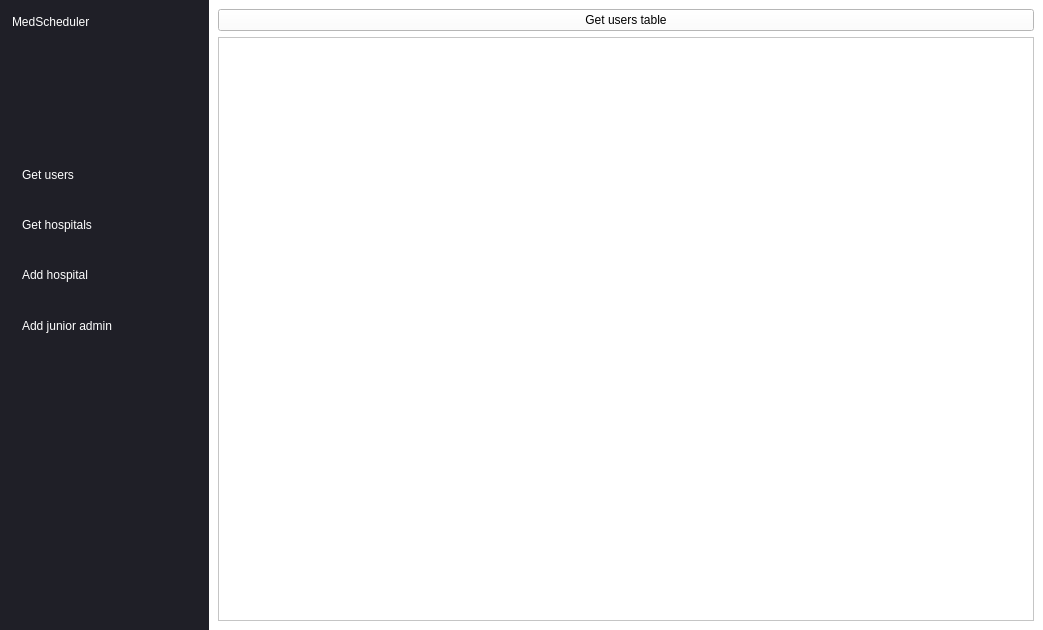
Before: the Qt Designer form QtApp/forms/senior_admin_window.ui in SanriaArgos/MedScheduler, drawn with Qt 5.
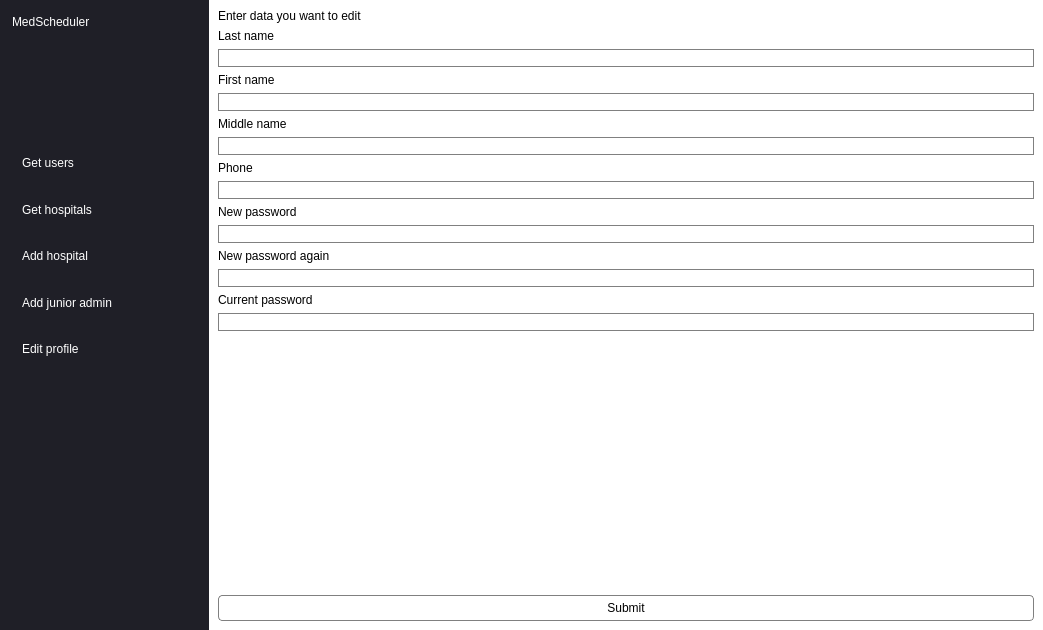
After: the same form once the commit is applied. Icons and pictures are not drawn.

Commit message: add: edit senior admin

```diff
--- a/QtApp/forms/senior_admin_window.ui
+++ b/QtApp/forms/senior_admin_window.ui
@@ -166,6 +166,9 @@
            <verstretch>10</verstretch>
           </sizepolicy>
          </property>
+         <property name="autoFillBackground">
+          <bool>false</bool>
+         </property>
          <property name="styleSheet">
           <string notr="true">QPushButton {
            color: rgb(255, 255, 255);
@@ -185,6 +188,33 @@
          </property>
         </widget>
        </item>
+       <item>
+        <widget class="QPushButton" name="pushButton">
+         <property name="sizePolicy">
+          <sizepolicy hsizetype="Minimum" vsizetype="Preferred">
+           <horstretch>0</horstretch>
+           <verstretch>10</verstretch>
+          </sizepolicy>
+         </property>
+         <property name="styleSheet">
+          <string notr="true">QPushButton {
+           color: rgb(255, 255, 255);
+         font: 15pt 'Arial';
+         text-align: left;
+          padding-left: 10%;
+        background-color: transparent;
+        border: none;
+        }
+        QPushButton:hover {
+          background-color: rgba(64, 64, 80, 100);
+          border-radius: 10px;
+        }</string>
+         </property>
+         <property name="text">
+          <string>Edit profile</string>
+         </property>
+        </widget>
+       </item>
        <item>
         <widget class="QLabel" name="label_2">
          <property name="sizePolicy">
@@ -209,12 +239,30 @@
         <verstretch>0</verstretch>
        </sizepolicy>
       </property>
-      <widget class="QWidget" name="page_get_users" native="true">
+      <property name="currentIndex">
+       <number>4</number>
+      </property>
+      <widget class="QWidget" name="page_get_users">
        <layout class="QVBoxLayout" name="verticalLayout_2">
         <item>
          <widget class="QPushButton" name="get_users_table_button">
           <property name="styleSheet">
-           <string notr="true"/>
+           <string notr="true">QPushButton {
+     background-color: white;
+    border: 1px solid gray;
+    color: black;
+    padding: 5px 10px;
+    border-radius: 4px;
+}
+
+QPushButton:hover {
+   background-color: #f0f0f0;
+    color: #000;
+}
+
+QPushButton:pressed {
+    background-color: #e0e0e0;
+}</string>
           </property>
           <property name="text">
            <string>Get users table</string>
@@ -231,8 +279,8 @@
             <rect>
              <x>0</x>
              <y>0</y>
-             <width>955</width>
-             <height>544</height>
+             <width>814</width>
+             <height>576</height>
             </rect>
            </property>
           </widget>
@@ -441,6 +489,160 @@
         </item>
        </layout>
       </widget>
+      <widget class="QWidget" name="page_edit_profile">
+       <layout class="QVBoxLayout" name="verticalLayout_6">
+        <item>
+         <widget class="QLabel" name="label_8">
+          <property name="text">
+           <string>Enter data you want to edit</string>
+          </property>
+         </widget>
+        </item>
+        <item>
+         <widget class="QLabel" name="label">
+          <property name="text">
+           <string>Last name</string>
+          </property>
+         </widget>
+        </item>
+        <item>
+         <widget class="QLineEdit" name="last_name_line_edit">
+          <property name="styleSheet">
+           <string notr="true">border: 1px solid gray;</string>
+          </property>
+         </widget>
+        </item>
+        <item>
+         <widget class="QLabel" name="label_3">
+          <property name="text">
+           <string>First name</string>
+          </property>
+         </widget>
+        </item>
+        <item>
+         <widget class="QLineEdit" name="first_name_line_edit">
+          <property name="styleSheet">
+           <string notr="true">border: 1px solid gray;</string>
+          </property>
+         </widget>
+        </item>
+        <item>
+         <widget class="QLabel" name="label_4">
+          <property name="text">
+           <string>Middle name</string>
+          </property>
+         </widget>
+        </item>
+        <item>
+         <widget class="QLineEdit" name="middle_name_line_edit">
+          <property name="styleSheet">
+           <string notr="true">border: 1px solid gray;</string>
+          </property>
+         </widget>
+        </item>
+        <item>
+         <widget class="QLabel" name="label_5">
+          <property name="text">
+           <string>Phone</string>
+          </property>
+         </widget>
+        </item>
+        <item>
+         <widget class="QLineEdit" name="phone_line_edit">
+          <property name="styleSheet">
+           <string notr="true">border: 1px solid gray;</string>
+          </property>
+         </widget>
+        </item>
+        <item>
+         <widget class="QLabel" name="label_6">
+          <property name="text">
+           <string>New password</string>
+          </property>
+         </widget>
+        </item>
+        <item>
+         <widget class="QLineEdit" name="new_password_line_edit">
+          <property name="styleSheet">
+           <string notr="true">border: 1px solid gray;</string>
+          </property>
+         </widget>
+        </item>
+        <item>
+         <widget class="QLabel" name="label_7">
+          <property name="text">
+           <string>New password again</string>
+          </property>
+         </widget>
+        </item>
+        <item>
+         <widget class="QLineEdit" name="new_password_again_line_edit">
+          <property name="styleSheet">
+           <string notr="true">border: 1px solid gray;</string>
+          </property>
+         </widget>
+        </item>
+        <item>
+         <widget class="QLabel" name="label_9">
+          <property name="text">
+           <string>Current password</string>
+          </property>
+         </widget>
+        </item>
+        <item>
+         <widget class="QLineEdit" name="current_password_line_edit">
+          <property name="styleSheet">
+           <string notr="true">border: 1px solid gray;</string>
+          </property>
+         </widget>
+        </item>
+        <item>
+         <widget class="QLabel" name="edit_error_label">
+          <property name="text">
+           <string/>
+          </property>
+         </widget>
+        </item>
+        <item>
+         <spacer name="verticalSpacer">
+          <property name="orientation">
+           <enum>Qt::Orientation::Vertical</enum>
+          </property>
+          <property name="sizeHint" stdset="0">
+           <size>
+            <width>20</width>
+            <height>40</height>
+           </size>
+          </property>
+         </spacer>
+        </item>
+        <item>
+         <widget class="QPushButton" name="submit_button">
+          <property name="styleSheet">
+           <string notr="true">QPushButton {
+     background-color: white;
+    border: 1px solid gray;
+    color: black;
+    padding: 5px 10px;
+    border-radius: 4px;
+}
+
+QPushButton:hover {
+   background-color: #f0f0f0;
+    color: #000;
+}
+
+QPushButton:pressed {
+    background-color: #e0e0e0;
+}</string>
+          </property>
+          <property name="text">
+           <string>Submit</string>
+          </property>
+         </widget>
+        </item>
+       </layout>
+      </widget>
      </widget>
     </item>
    </layout>
```
Left out of the diff: 129 changed lines with no effect on the pictures. The commit also changes 2 other files.
